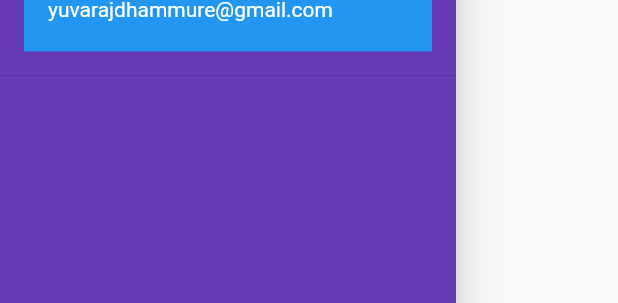
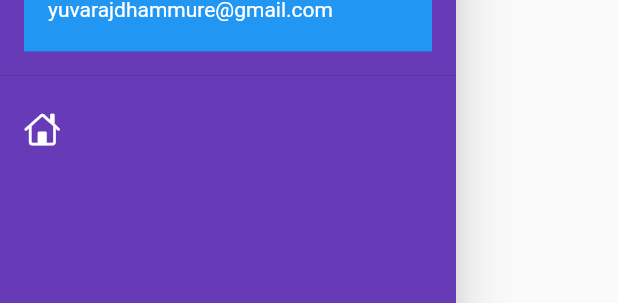
Before and after one commit to Sageyuva/1stflutterrepo, a Flutter app: the MyDrawer widget shown alone on an empty page, opened directly, on a phone screen of 412 x 824 dp. Shown: the part 166-469 px from the top of the screen. Run offline on Flutter 3.47's test engine with Material 2 defaults, Android fonts, the phone set to English and light mode, and no system bars; our stand-ins replace google_fonts, matcher; missing offline and left inert: dart:ffi; network calls fail.

Commit message:
home complete

```diff
--- a/lib/widgets/drawer.dart
+++ b/lib/widgets/drawer.dart
@@ -1,3 +1,4 @@
+import 'package:flutter/cupertino.dart';
 import 'package:flutter/material.dart';
 import 'package:flutter/src/widgets/framework.dart';
 import 'package:flutter/src/foundation/key.dart';
@@ -29,6 +30,11 @@ class MyDrawer extends StatelessWidget {
                 fontWeight: FontWeight.bold,
               ),) ,
               ),
+            ),
+            ListTile(
+              leading: Icon(CupertinoIcons.home,color: Colors.white,),
+
+
             )
           ],
         ),
```
